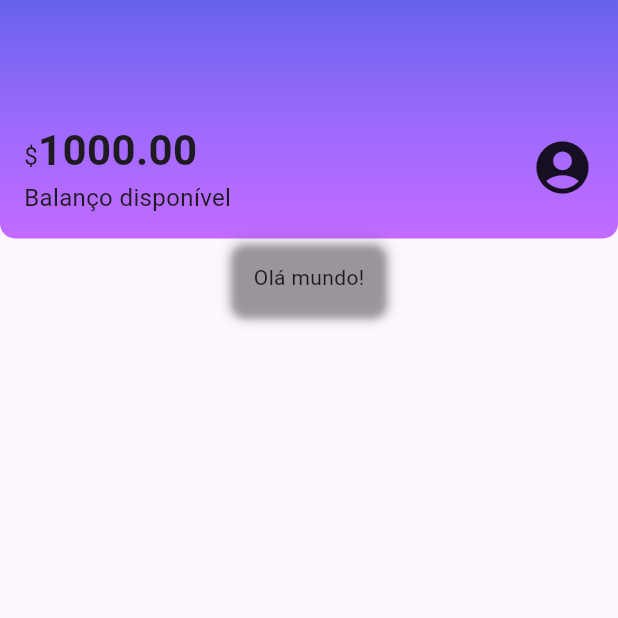
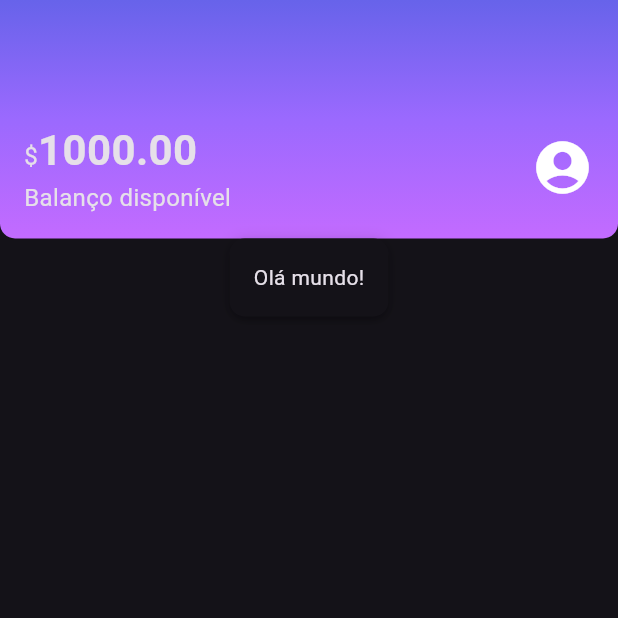
Before and after one commit to SinxCode/alubank, a Flutter app: the screen it shows after launch, on a phone screen of 412 x 824 dp, the top half of it. Run offline on Flutter 3.47's test engine with Material 3 defaults, Android fonts, the phone set to English and light mode, and no system bars.

Commit message:
criando um tema

```diff
--- a/lib/components/sections/box_card.dart
+++ b/lib/components/sections/box_card.dart
@@ -11,6 +11,7 @@ class BoxCard extends StatelessWidget {
       decoration: BoxDecoration(
         boxShadow: kElevationToShadow[3],
         borderRadius: BorderRadius.circular(10),
+        color: Theme.of(context).cardColor
       ),
       padding: const EdgeInsets.all(16),
     );
--- a/lib/main.dart
+++ b/lib/main.dart
@@ -12,6 +12,7 @@ class Alubank extends StatelessWidget {
   Widget build(BuildContext context) {
     return MaterialApp(
       title: 'Alubank',
+      theme: ThemeData.dark(),
       home: Home(),
     );
   }
```
